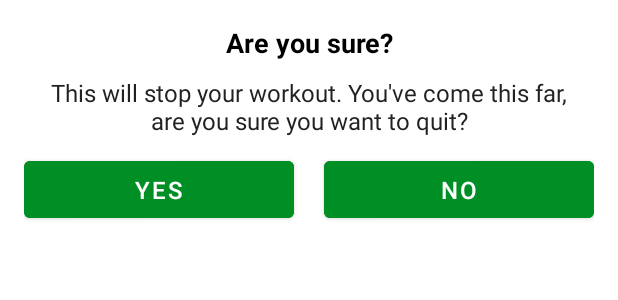
After one commit to yashar-akish/Kotlin-7MinutWorkout, an Android app: the layout dialog_custom_back_confirmation.xml on its own in the app's theme, with its tools: preview values and no code run, on a phone screen of 412 x 824 dp. The commit adds this screen. Shown: the top 300 px of the screen. Run offline under Robolectric (Android 15) with nearby library versions, the phone set to English and light mode, and no system bars.

Commit message:
presenting custom dialog for exit the app

```diff
--- a/app/src/main/java/com/example/a7minuteworkout/ExerciseActivity.kt
+++ b/app/src/main/java/com/example/a7minuteworkout/ExerciseActivity.kt
@@ -1,5 +1,6 @@
 package com.example.a7minuteworkout
 
+import android.app.Dialog
 import android.content.Intent
 import android.media.MediaPlayer
 import android.os.Bundle
@@ -12,6 +13,7 @@ import android.widget.Toast
 import androidx.appcompat.app.AppCompatActivity
 import androidx.recyclerview.widget.LinearLayoutManager
 import kotlinx.android.synthetic.main.activity_exercise.*
+import kotlinx.android.synthetic.main.dialog_custom_back_confirmation.*
 import java.util.*
 
 class ExerciseActivity : AppCompatActivity(), TextToSpeech.OnInitListener {
@@ -43,7 +45,8 @@ class ExerciseActivity : AppCompatActivity(), TextToSpeech.OnInitListener {
             actionbar.setDisplayHomeAsUpEnabled(true)
         }
         toolbar_exercise_activity.setNavigationOnClickListener {
-            onBackPressed()
+            //onBackPressed()
+            customDialogForBackButton()
         }
 
         tts = TextToSpeech(this, this)
@@ -204,4 +207,25 @@ class ExerciseActivity : AppCompatActivity(), TextToSpeech.OnInitListener {
         exerciseAdapter = ExerciseStatusAdapter(exerciseList!!, this)
         rvExerciseStatus.adapter = exerciseAdapter
     }
+
+    /**
+     *  exit confirmation
+     */
+
+    private fun customDialogForBackButton(){
+
+        val customDialog = Dialog(this)
+        customDialog.setContentView(R.layout.dialog_custom_back_confirmation)
+
+        customDialog.tvYes.setOnClickListener {
+            finish()
+            customDialog.dismiss()
+        }
+
+        customDialog.tvNo.setOnClickListener {
+            customDialog.dismiss()
+        }
+
+        customDialog.show()
+    }
 }
--- /dev/null
+++ b/app/src/main/res/layout/dialog_custom_back_confirmation.xml
@@ -0,0 +1,62 @@
+<?xml version="1.0" encoding="utf-8"?>
+<LinearLayout xmlns:android="http://schemas.android.com/apk/res/android"
+    android:layout_width="match_parent"
+    android:layout_height="wrap_content"
+    android:gravity="center"
+    android:orientation="vertical"
+    android:padding="16dp">
+
+    <TextView
+        android:layout_width="match_parent"
+        android:layout_height="wrap_content"
+        android:gravity="center"
+        android:text="@string/are_you_sure"
+        android:textColor="@android:color/black"
+        android:textSize="18sp"
+        android:textStyle="bold" />
+
+    <TextView
+        android:layout_width="match_parent"
+        android:layout_height="wrap_content"
+        android:layout_marginStart="10dp"
+        android:layout_marginTop="10dp"
+        android:layout_marginEnd="10dp"
+        android:gravity="center"
+        android:text="@string/this_will_stop_your_workout_you_ve_come_this_far_are_you_sure_you_want_to_quit"
+        android:textColor="#212121"
+        android:textSize="16sp" />
+
+    <LinearLayout
+        android:layout_width="match_parent"
+        android:layout_height="wrap_content"
+        android:layout_marginTop="10dp"
+        android:orientation="horizontal">
+
+        <Button
+            android:id="@+id/tvYes"
+            android:layout_width="0dp"
+            android:layout_height="50dp"
+            android:layout_marginEnd="10dp"
+            android:layout_weight="1"
+            android:backgroundTint="@color/accent"
+            android:gravity="center"
+            android:padding="8dp"
+            android:text="@string/yes"
+            android:textColor="#FFFFFF"
+            android:textSize="16sp" />
+
+        <Button
+            android:id="@+id/tvNo"
+            android:layout_width="0dp"
+            android:layout_height="50dp"
+            android:layout_marginStart="10dp"
+            android:layout_weight="1"
+            android:backgroundTint="@color/accent"
+            android:gravity="center"
+            android:padding="8dp"
+            android:text="@string/no"
+            android:textColor="#FFFFFF"
+            android:textSize="16sp" />
+    </LinearLayout>
+
+</LinearLayout>
--- a/app/src/main/res/values/strings.xml
+++ b/app/src/main/res/values/strings.xml
@@ -9,4 +9,8 @@
     <string name="congratulations">Congratulations!</string>
     <string name="you_have_done_the_workout">You have done the workout!</string>
     <string name="finish">FINISH</string>
+    <string name="yes">YES</string>
+    <string name="no">NO</string>
+    <string name="this_will_stop_your_workout_you_ve_come_this_far_are_you_sure_you_want_to_quit">This will stop your workout. You\'ve come this far, are you sure you want to quit?</string>
+    <string name="are_you_sure">Are you sure?</string>
 </resources>
```
